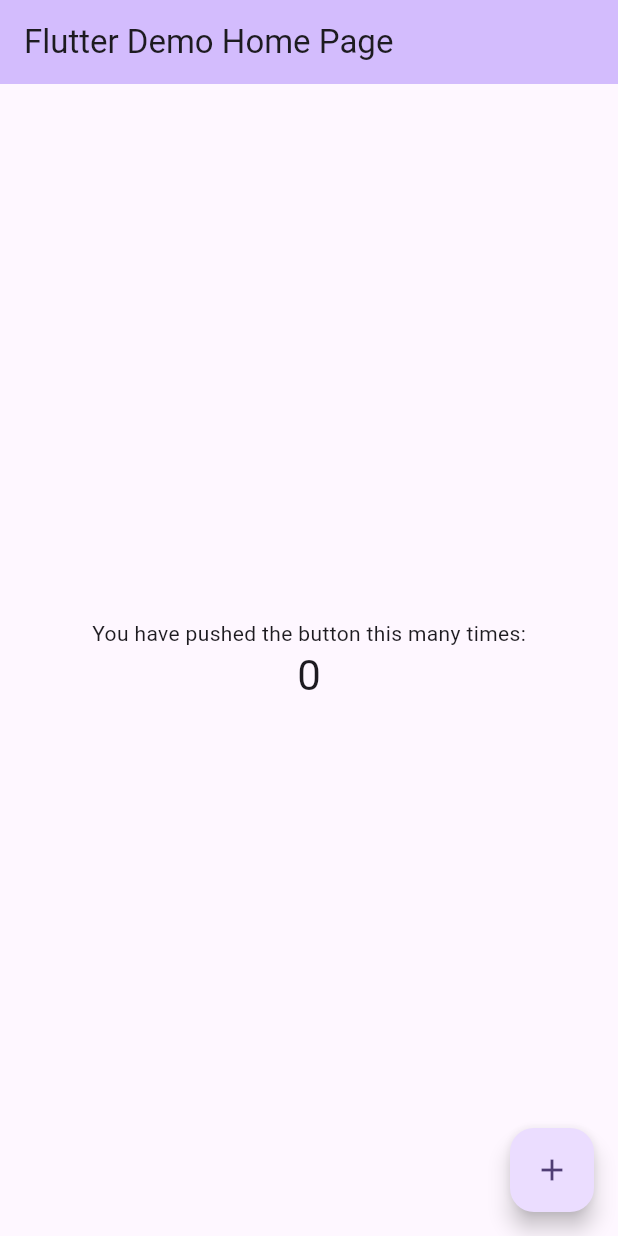
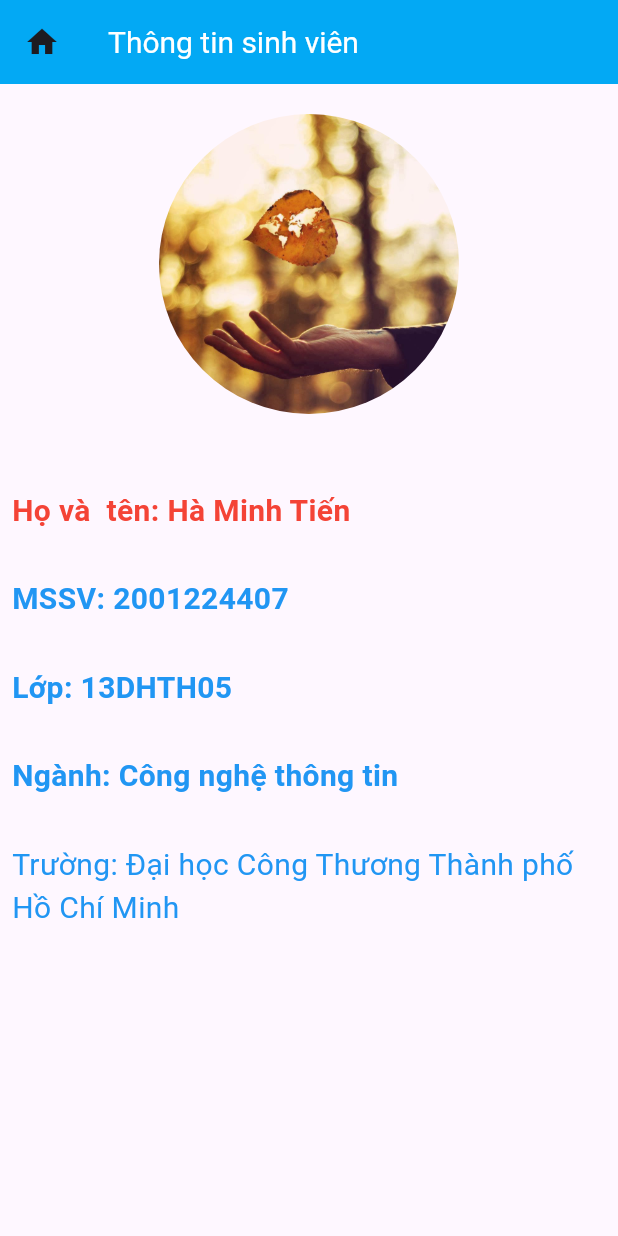
Before and after one commit to minhtienha/DoAn_LTDD, a Flutter app: the screen it shows after launch, on a phone screen of 412 x 824 dp. Run offline on Flutter 3.47's test engine with Material 3 defaults, Android fonts, the light colour scheme and no system bars.

Commit message:
hà minh tiến test

```diff
--- /dev/null
+++ b/lib/Bai1_Chuong3.dart
@@ -0,0 +1,106 @@
+import 'package:flutter/material.dart';
+
+class Bai1Chuong3 extends StatelessWidget {
+  const Bai1Chuong3({super.key});
+
+  @override
+  Widget build(BuildContext context) {
+    return MaterialApp(
+      title: "Bài tập 1 Chương 3",
+      debugShowCheckedModeBanner: false,
+      theme: ThemeData(
+        primarySwatch: Colors.green,
+      ), // Áp dụng theme xanh lá cho toàn bộ app
+      home: const Bai1Chuong3Screen(), // Chạy màn hình chính
+    );
+  }
+}
+
+// Lớp giao diện chính
+class Bai1Chuong3Screen extends StatelessWidget {
+  const Bai1Chuong3Screen({super.key});
+
+  @override
+  Widget build(BuildContext context) {
+    return Scaffold(
+      appBar: AppBar(
+        title: Text(
+          "Thông tin sinh viên",
+          style: TextStyle(color: Colors.white, fontSize: 20),
+        ),
+        backgroundColor: Colors.lightBlue,
+        leading: IconButton(icon: Icon(Icons.home), onPressed: () {}),
+      ),
+      body: Column(
+        mainAxisAlignment: MainAxisAlignment.start,
+        crossAxisAlignment: CrossAxisAlignment.start,
+        children: [
+          Center(
+            child: Padding(
+              padding: EdgeInsets.all(20.0),
+              child: ClipOval(
+                child: Image.asset(
+                  "assets/images/my-avatar.jpg",
+                  width: 200,
+                  height: 200,
+                  fit: BoxFit.cover,
+                ),
+              ),
+            ),
+          ),
+          const Padding(
+            padding: EdgeInsets.only(top: 30, left: 8),
+            child: Text(
+              "Họ và  tên: Hà Minh Tiến",
+              style: TextStyle(
+                color: Colors.red,
+                fontSize: 20,
+                fontWeight: FontWeight.bold,
+              ),
+            ),
+          ),
+          const Padding(
+            padding: EdgeInsets.only(top: 30, left: 8),
+            child: Text(
+              "MSSV: 2001224407",
+              style: TextStyle(
+                color: Colors.blue,
+                fontSize: 20,
+                fontWeight: FontWeight.bold,
+              ),
+            ),
+          ),
+          const Padding(
+            padding: EdgeInsets.only(top: 30, left: 8),
+            child: Text(
+              "Lớp: 13DHTH05",
+              style: TextStyle(
+                color: Colors.blue,
+                fontSize: 20,
+                fontWeight: FontWeight.bold,
+              ),
+            ),
+          ),
+          const Padding(
+            padding: EdgeInsets.only(top: 30, left: 8),
+            child: Text(
+              "Ngành: Công nghệ thông tin",
+              style: TextStyle(
+                color: Colors.blue,
+                fontSize: 20,
+                fontWeight: FontWeight.bold,
+              ),
+            ),
+          ),
+          const Padding(
+            padding: EdgeInsets.only(top: 30, left: 8),
+            child: Text(
+              "Trường: Đại học Công Thương Thành phố Hồ Chí Minh",
+              style: TextStyle(color: Colors.blue, fontSize: 20),
+            ),
+          ),
+        ],
+      ),
+    );
+  }
+}
--- a/lib/main.dart
+++ b/lib/main.dart
@@ -1,122 +1,9 @@
+import 'package:demo_doan_nhom6/Bai1_Chuong3.dart';
+import 'package:demo_doan_nhom6/TextDemo.dart';
 import 'package:flutter/material.dart';
 
+import 'TextDemo.dart';
+
 void main() {
-  runApp(const MyApp());
+  runApp(const Bai1Chuong3());
 }
-
-class MyApp extends StatelessWidget {
-  const MyApp({super.key});
-
-  // This widget is the root of your application.
-  @override
-  Widget build(BuildContext context) {
-    return MaterialApp(
-      title: 'Flutter Demo',
-      theme: ThemeData(
-        // This is the theme of your application.
-        //
-        // TRY THIS: Try running your application with "flutter run". You'll see
-        // the application has a purple toolbar. Then, without quitting the app,
-        // try changing the seedColor in the colorScheme below to Colors.green
-        // and then invoke "hot reload" (save your changes or press the "hot
-        // reload" button in a Flutter-supported IDE, or press "r" if you used
-        // the command line to start the app).
-        //
-        // Notice that the counter didn't reset back to zero; the application
-        // state is not lost during the reload. To reset the state, use hot
-        // restart instead.
-        //
-        // This works for code too, not just values: Most code changes can be
-        // tested with just a hot reload.
-        colorScheme: ColorScheme.fromSeed(seedColor: Colors.deepPurple),
-      ),
-      home: const MyHomePage(title: 'Flutter Demo Home Page'),
-    );
-  }
-}
-
-class MyHomePage extends StatefulWidget {
-  const MyHomePage({super.key, required this.title});
-
-  // This widget is the home page of your application. It is stateful, meaning
-  // that it has a State object (defined below) that contains fields that affect
-  // how it looks.
-
-  // This class is the configuration for the state. It holds the values (in this
-  // case the title) provided by the parent (in this case the App widget) and
-  // used by the build method of the State. Fields in a Widget subclass are
-  // always marked "final".
-
-  final String title;
-
-  @override
-  State<MyHomePage> createState() => _MyHomePageState();
-}
-
-class _MyHomePageState extends State<MyHomePage> {
-  int _counter = 0;
-
-  void _incrementCounter() {
-    setState(() {
-      // This call to setState tells the Flutter framework that something has
-      // changed in this State, which causes it to rerun the build method below
-      // so that the display can reflect the updated values. If we changed
-      // _counter without calling setState(), then the build method would not be
-      // called again, and so nothing would appear to happen.
-      _counter++;
-    });
-  }
-
-  @override
-  Widget build(BuildContext context) {
-    // This method is rerun every time setState is called, for instance as done
-    // by the _incrementCounter method above.
-    //
-    // The Flutter framework has been optimized to make rerunning build methods
-    // fast, so that you can just rebuild anything that needs updating rather
-    // than having to individually change instances of widgets.
-    return Scaffold(
-      appBar: AppBar(
-        // TRY THIS: Try changing the color here to a specific color (to
-        // Colors.amber, perhaps?) and trigger a hot reload to see the AppBar
-        // change color while the other colors stay the same.
-        backgroundColor: Theme.of(context).colorScheme.inversePrimary,
-        // Here we take the value from the MyHomePage object that was created by
-        // the App.build method, and use it to set our appbar title.
-        title: Text(widget.title),
-      ),
-      body: Center(
-        // Center is a layout widget. It takes a single child and positions it
-        // in the middle of the parent.
-        child: Column(
-          // Column is also a layout widget. It takes a list of children and
-          // arranges them vertically. By default, it sizes itself to fit its
-          // children horizontally, and tries to be as tall as its parent.
-          //
-          // Column has various properties to control how it sizes itself and
-          // how it positions its children. Here we use mainAxisAlignment to
-          // center the children vertically; the main axis here is the vertical
-          // axis because Columns are vertical (the cross axis would be
-          // horizontal).
-          //
-          // TRY THIS: Invoke "debug painting" (choose the "Toggle Debug Paint"
-          // action in the IDE, or press "p" in the console), to see the
-          // wireframe for each widget.
-          mainAxisAlignment: MainAxisAlignment.center,
-          children: <Widget>[
-            const Text('You have pushed the button this many times:'),
-            Text(
-              '$_counter',
-              style: Theme.of(context).textTheme.headlineMedium,
-            ),
-          ],
-        ),
-      ),
-      floatingActionButton: FloatingActionButton(
-        onPressed: _incrementCounter,
-        tooltip: 'Increment',
-        child: const Icon(Icons.add),
-      ), // This trailing comma makes auto-formatting nicer for build methods.
-    );
-  }
-}
--- a/pubspec.yaml
+++ b/pubspec.yaml
@@ -2,7 +2,7 @@
 description: "A new Flutter project."
 # The following line prevents the package from being accidentally published to
 # pub.dev using `flutter pub publish`. This is preferred for private packages.
-publish_to: 'none' # Remove this line if you wish to publish to pub.dev
+publish_to: "none" # Remove this line if you wish to publish to pub.dev
 
 # The following defines the version and build number for your application.
 # A version number is three numbers separated by dots, like 1.2.43
@@ -51,7 +51,8 @@
 
 # The following section is specific to Flutter packages.
 flutter:
-
+  assets:
+    - assets/images/
   # The following line ensures that the Material Icons font is
   # included with your application, so that you can use the icons in
   # the material Icons class.
```
Also changed, not shown: lib/TextDemo.dart (added, +126 -0 lines), lib/second_page.dart (added, +27 -0 lines), assets/images/my-avatar.jpg (added), 1 other file.
